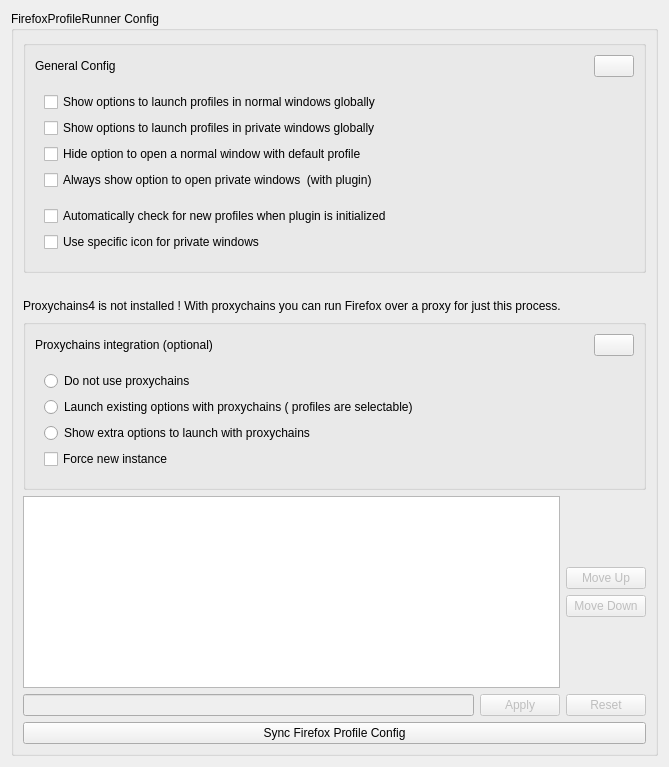
Above: src/config/firefoxprofilerunner_config.ui from alex1701c/krunner-firefox before the change. Below: the same form after it.
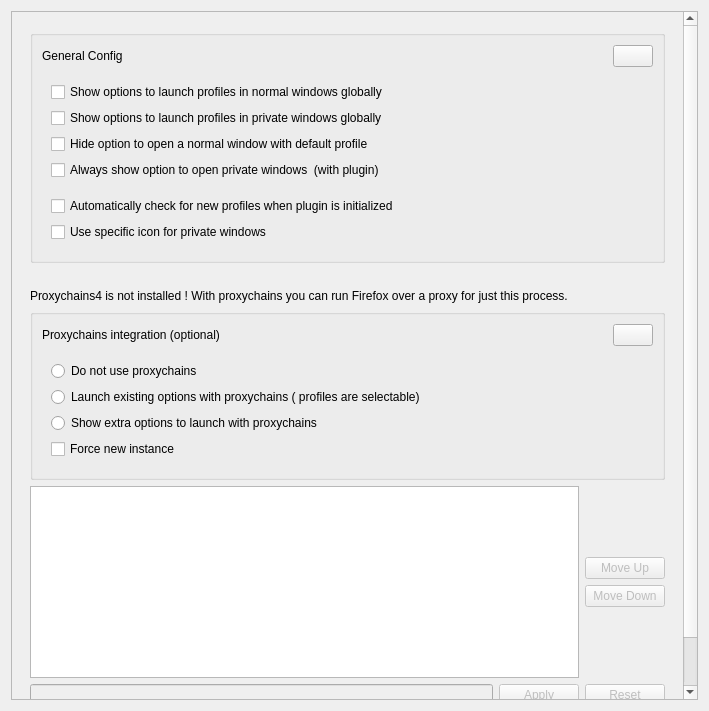
That is the form after the change.

Commit message: Improve UI, save/load settings

```diff
--- a/src/config/firefoxprofilerunner_config.ui
+++ b/src/config/firefoxprofilerunner_config.ui
@@ -7,19 +7,64 @@
    <rect>
     <x>0</x>
     <y>0</y>
-    <width>669</width>
-    <height>737</height>
+    <width>709</width>
+    <height>711</height>
    </rect>
   </property>
   <property name="minimumSize">
    <size>
-    <width>300</width>
+    <width>600</width>
     <height>0</height>
    </size>
   </property>
+  <property name="maximumSize">
+   <size>
+    <width>16777215</width>
+    <height>16777215</height>
+   </size>
+  </property>
+  <property name="focusPolicy">
+   <enum>Qt::NoFocus</enum>
+  </property>
   <layout class="QVBoxLayout" name="verticalLayout">
    <item>
-    <widget class="QGroupBox" name="parentLayout">
+    <widget class="QScrollArea" name="scrollArea">
+     <property name="minimumSize">
+      <size>
+       <width>600</width>
+       <height>0</height>
+      </size>
+     </property>
+     <property name="maximumSize">
+      <size>
+       <width>16777215</width>
+       <height>16777215</height>
+      </size>
+     </property>
+     <property name="focusPolicy">
+      <enum>Qt::NoFocus</enum>
+     </property>
+     <property name="widgetResizable">
+      <bool>true</bool>
+     </property>
+     <widget class="QWidget" name="scrollAreaWidgetContents">
+      <property name="geometry">
+       <rect>
+        <x>0</x>
+        <y>0</y>
+        <width>673</width>
+        <height>805</height>
+       </rect>
+      </property>
+      <property name="maximumSize">
+       <size>
+        <width>16777215</width>
+        <height>16777214</height>
+       </size>
+      </property>
+      <layout class="QGridLayout" name="gridLayout_3">
+       <item row="0" column="0">
+        <widget class="QWidget" name="parentLayout" native="true">
      <property name="enabled">
       <bool>true</bool>
      </property>
@@ -32,9 +77,6 @@
      <property name="layoutDirection">
       <enum>Qt::LeftToRight</enum>
      </property>
-     <property name="title">
-      <string>FirefoxProfileRunner Config</string>
-     </property>
      <layout class="QVBoxLayout" name="verticalLayout_4">
       <item>
        <widget class="QGroupBox" name="groupBox">
@@ -279,6 +321,12 @@
             <verstretch>0</verstretch>
            </sizepolicy>
           </property>
+              <property name="maximumSize">
+               <size>
+                <width>16777215</width>
+                <height>300</height>
+               </size>
+              </property>
          </widget>
         </item>
         <item>
@@ -376,6 +424,10 @@
        </widget>
       </item>
      </layout>
+        </widget>
+       </item>
+      </layout>
+     </widget>
     </widget>
    </item>
   </layout>
```
Left out of the diff: 6 changed lines with no effect on the pictures. Lines whose indentation alone changed are shown as unchanged. The commit also changes 2 other files.
